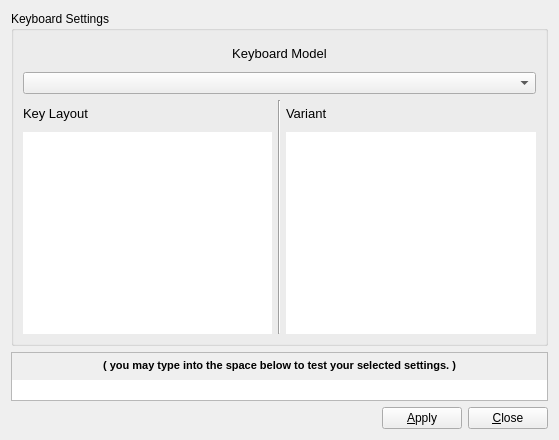
This is src-qt5/pc-installgui/dialogKeyboard.ui in trueos/trueos-utils-qt5 as Qt 5 draws it before an edit. The edited form follows.
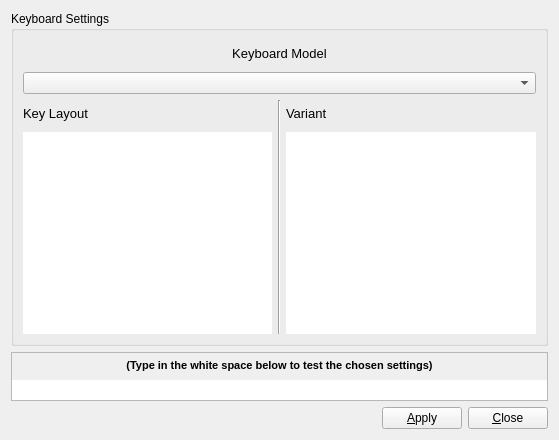
This is the edited form. Icons and pictures are not drawn.

Commit message: update keyboard dialog in installgui

```diff
--- a/src-qt5/pc-installgui/dialogKeyboard.ui
+++ b/src-qt5/pc-installgui/dialogKeyboard.ui
@@ -233,7 +233,7 @@
          </font>
         </property>
         <property name="text">
-         <string>( you may type into the space below to test your selected settings. )</string>
+         <string>(Type in the white space below to test the chosen settings)</string>
         </property>
         <property name="alignment">
          <set>Qt::AlignCenter</set>
```
